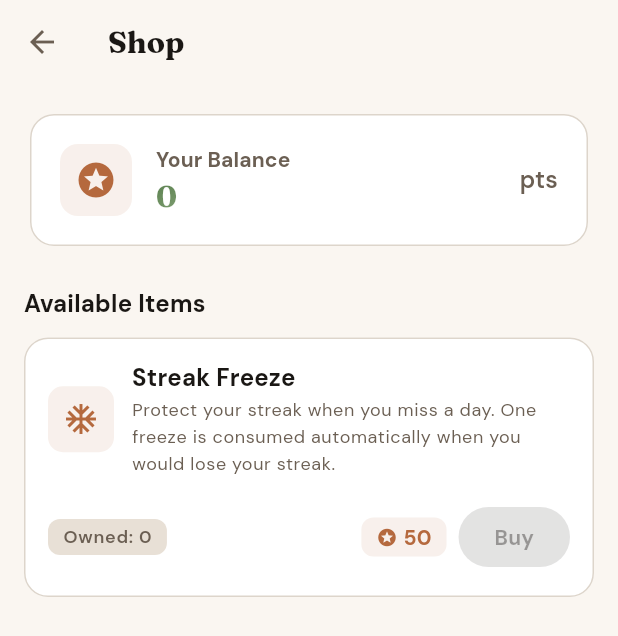
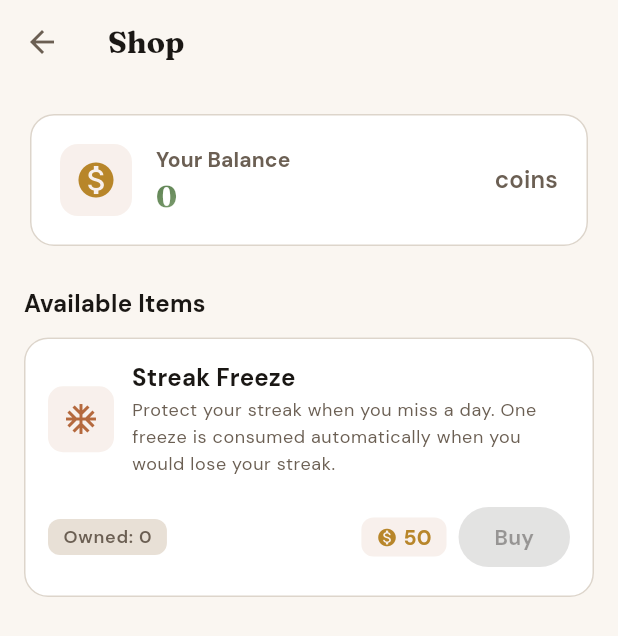
Before and after one commit to AaronGodwood/attendrr, a Flutter app: the ShopPage screen opened by its route, on a phone screen of 412 x 824 dp. Shown: the top 636 px of the screen. Run offline on Flutter 3.47's test engine with Material 3 defaults, Android fonts, the phone set to English and light mode, and no system bars; our stand-ins replace equatable, file_picker, fl_chart, flutter_dotenv, flutter_local_notifications, flutter_timezone and 7 more; missing offline and left inert: icalendar_parser; accounts and stored records are empty; network calls fail.

Commit message:
Consistent icons for coins

```diff
--- a/lib/pages/shop_page.dart
+++ b/lib/pages/shop_page.dart
@@ -98,8 +98,8 @@ class _ShopPageState extends State<ShopPage> {
                 borderRadius: BorderRadius.circular(12),
               ),
               child: Icon(
-                Icons.stars,
-                color: theme.colorScheme.primary,
+                Icons.monetization_on,
+                color: ext?.warning ?? theme.colorScheme.primary,
                 size: 28,
               ),
             ),
@@ -126,7 +126,7 @@ class _ShopPageState extends State<ShopPage> {
               ),
             ),
             Text(
-              'pts',
+              'coins',
               style: theme.textTheme.titleMedium?.copyWith(
                 color: ext?.textSecondary,
               ),
@@ -227,15 +227,15 @@ class _ShopPageState extends State<ShopPage> {
                     mainAxisSize: MainAxisSize.min,
                     children: [
                       Icon(
-                        Icons.stars,
+                        Icons.monetization_on,
                         size: 14,
-                        color: theme.colorScheme.primary,
+                        color: ext?.warning ?? theme.colorScheme.primary,
                       ),
                       const SizedBox(width: 4),
                       Text(
                         '${item.cost}',
                         style: theme.textTheme.labelLarge?.copyWith(
-                          color: theme.colorScheme.primary,
+                          color: ext?.warning ?? theme.colorScheme.primary,
                           fontWeight: FontWeight.bold,
                         ),
                       ),
@@ -245,10 +245,12 @@ class _ShopPageState extends State<ShopPage> {
                 const SizedBox(width: 8),
                 // Buy button
                 FilledButton(
-                  onPressed: (canAfford && !provider.isPurchasing)
+                  onPressed:
+                      (canAfford && !provider.isPurchasing)
                           ? () => _confirmPurchase(context, item, provider)
                           : null,
-                  child: provider.isPurchasing
+                  child:
+                      provider.isPurchasing
                           ? const SizedBox(
                             width: 16,
                             height: 16,
@@ -274,10 +276,11 @@ class _ShopPageState extends State<ShopPage> {
 
     showDialog(
       context: context,
-      builder: (dialogContext) => AlertDialog(
+      builder:
+          (dialogContext) => AlertDialog(
             title: Text('Buy ${item.name}?'),
             content: Text(
-          'This will cost ${item.cost} points. You currently have ${provider.userPoints} points.',
+              'This will cost ${item.cost} coins. You currently have ${provider.userPoints} coins.',
             ),
             actions: [
               TextButton(
```
Lines whose indentation alone changed are shown as unchanged.
